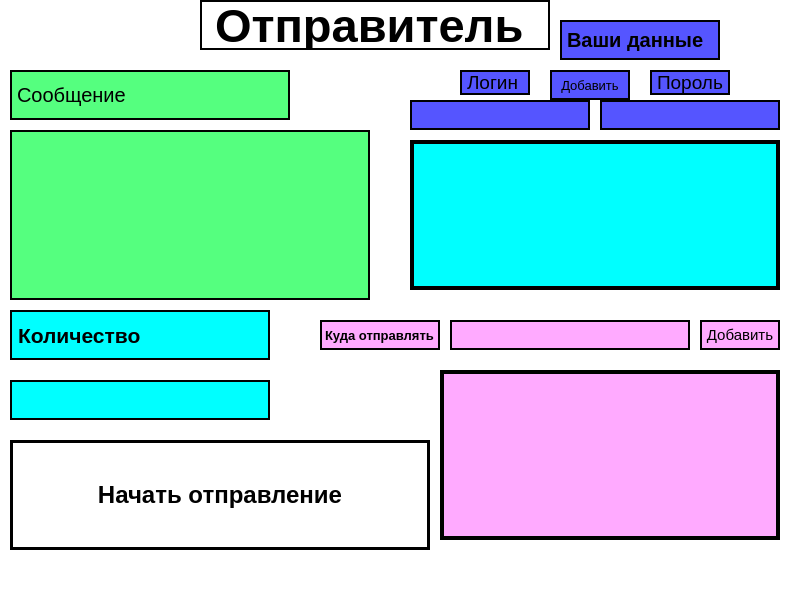
Old version of the form mydesign.ui in the repository R0n1ns/Mail-spammer.
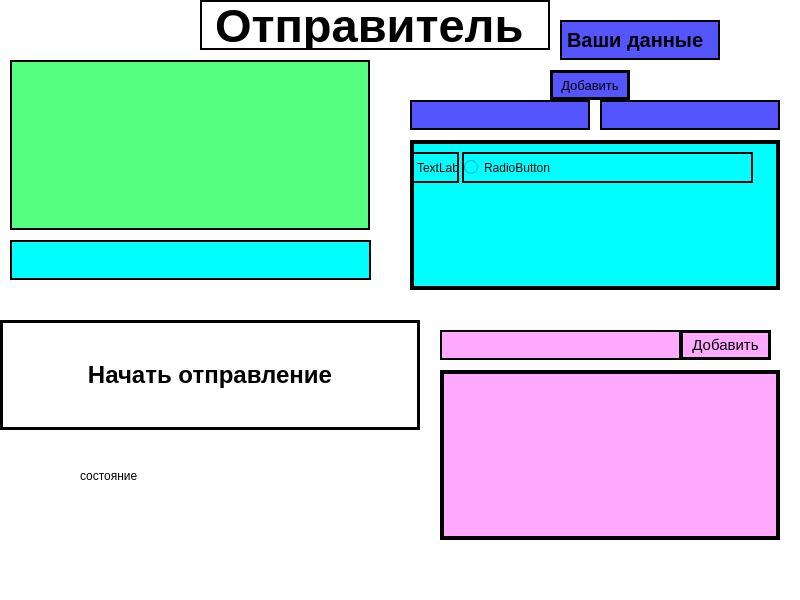
New version of the form.

Commit message: Сделан рабочий, но очень хрупкий гуи, вылетает при наборе текста на русском и куча побочных ошибок, доделать gui config v 0.7

```diff
--- a/mydesign.ui
+++ b/mydesign.ui
@@ -41,8 +41,8 @@
    <widget class="QPushButton" name="mail_send_but">
     <property name="geometry">
      <rect>
-      <x>10</x>
-      <y>440</y>
+      <x>0</x>
+      <y>320</y>
       <width>420</width>
       <height>110</height>
      </rect>
@@ -67,7 +67,8 @@
      </font>
     </property>
     <property name="styleSheet">
-     <string notr="true">border: 3px solid black;background-color:rgb(255, 255, 255);</string>
+     <string notr="true">QPushButton{border: 3px solid black;background-color:rgb(255, 255, 255);}
+QPushButton:pressed{background-color:rgb(255, 85, 0);}</string>
     </property>
     <property name="text">
      <string>Начать отправление</string>
@@ -77,8 +78,8 @@
     <property name="geometry">
      <rect>
       <x>10</x>
-      <y>380</y>
-      <width>260</width>
+      <y>240</y>
+      <width>361</width>
       <height>40</height>
      </rect>
     </property>
@@ -105,41 +106,6 @@
      <string notr="true">background-color: rgb(0, 255, 255);border: 2px solid black;</string>
     </property>
    </widget>
-   <widget class="QLabel" name="vlm_lbl">
-    <property name="geometry">
-     <rect>
-      <x>10</x>
-      <y>310</y>
-      <width>260</width>
-      <height>50</height>
-     </rect>
-    </property>
-    <property name="minimumSize">
-     <size>
-      <width>130</width>
-      <height>25</height>
-     </size>
-    </property>
-    <property name="maximumSize">
-     <size>
-      <width>520</width>
-      <height>100</height>
-     </size>
-    </property>
-    <property name="font">
-     <font>
-      <pointsize>16</pointsize>
-      <weight>75</weight>
-      <bold>true</bold>
-     </font>
-    </property>
-    <property name="styleSheet">
-     <string notr="true">background-color: rgb(0, 255, 255);border: 2px solid black;</string>
-    </property>
-    <property name="text">
-     <string>Количество</string>
-    </property>
-   </widget>
    <widget class="QLabel" name="progr_name">
     <property name="geometry">
      <rect>
@@ -211,9 +177,9 @@
    <widget class="QLineEdit" name="to_edit">
     <property name="geometry">
      <rect>
-      <x>450</x>
-      <y>320</y>
-      <width>240</width>
+      <x>440</x>
+      <y>330</y>
+      <width>241</width>
       <height>30</height>
      </rect>
     </property>
@@ -233,41 +199,6 @@
      <string notr="true">background-color: rgb(255, 170, 255);border: 2px solid black;</string>
     </property>
    </widget>
-   <widget class="QLabel" name="to_lbl">
-    <property name="geometry">
-     <rect>
-      <x>320</x>
-      <y>320</y>
-      <width>120</width>
-      <height>30</height>
-     </rect>
-    </property>
-    <property name="minimumSize">
-     <size>
-      <width>60</width>
-      <height>15</height>
-     </size>
-    </property>
-    <property name="maximumSize">
-     <size>
-      <width>240</width>
-      <height>60</height>
-     </size>
-    </property>
-    <property name="font">
-     <font>
-      <pointsize>10</pointsize>
-      <weight>75</weight>
-      <bold>true</bold>
-     </font>
-    </property>
-    <property name="styleSheet">
-     <string notr="true">background-color: rgb(255, 170, 255);border: 2px solid black;</string>
-    </property>
-    <property name="text">
-     <string>Куда отправлять</string>
-    </property>
-   </widget>
    <widget class="QLabel" name="user_dt_lbl">
     <property name="geometry">
      <rect>
@@ -340,7 +271,7 @@
     <property name="geometry">
      <rect>
       <x>10</x>
-      <y>130</y>
+      <y>60</y>
       <width>360</width>
       <height>170</height>
      </rect>
@@ -361,105 +292,6 @@
      <string notr="true">background-color:rgb(85, 255, 127);border: 2px solid black;</string>
     </property>
    </widget>
-   <widget class="QLabel" name="pus_lbl">
-    <property name="geometry">
-     <rect>
-      <x>650</x>
-      <y>70</y>
-      <width>80</width>
-      <height>25</height>
-     </rect>
-    </property>
-    <property name="minimumSize">
-     <size>
-      <width>40</width>
-      <height>12</height>
-     </size>
-    </property>
-    <property name="maximumSize">
-     <size>
-      <width>160</width>
-      <height>50</height>
-     </size>
-    </property>
-    <property name="font">
-     <font>
-      <pointsize>14</pointsize>
-     </font>
-    </property>
-    <property name="styleSheet">
-     <string notr="true">background-color:rgb(85, 85, 255);border: 2px solid black;</string>
-    </property>
-    <property name="text">
-     <string>Пороль</string>
-    </property>
-   </widget>
-   <widget class="QLabel" name="log_lbl">
-    <property name="geometry">
-     <rect>
-      <x>460</x>
-      <y>70</y>
-      <width>70</width>
-      <height>25</height>
-     </rect>
-    </property>
-    <property name="minimumSize">
-     <size>
-      <width>35</width>
-      <height>12</height>
-     </size>
-    </property>
-    <property name="maximumSize">
-     <size>
-      <width>140</width>
-      <height>50</height>
-     </size>
-    </property>
-    <property name="font">
-     <font>
-      <pointsize>14</pointsize>
-     </font>
-    </property>
-    <property name="styleSheet">
-     <string notr="true">background-color:rgb(85, 85, 255);border: 2px solid black;</string>
-    </property>
-    <property name="text">
-     <string>Логин</string>
-    </property>
-   </widget>
-   <widget class="QLabel" name="msg_txt_lbl">
-    <property name="geometry">
-     <rect>
-      <x>10</x>
-      <y>70</y>
-      <width>280</width>
-      <height>50</height>
-     </rect>
-    </property>
-    <property name="minimumSize">
-     <size>
-      <width>140</width>
-      <height>25</height>
-     </size>
-    </property>
-    <property name="maximumSize">
-     <size>
-      <width>560</width>
-      <height>100</height>
-     </size>
-    </property>
-    <property name="font">
-     <font>
-      <pointsize>15</pointsize>
-     </font>
-    </property>
-    <property name="styleSheet">
-     <string notr="true">background-color:rgb(85, 255, 127);border: 2px solid black;</string>
-    </property>
-    <property name="text">
-     <string>Сообщение</string>
-    </property>
-   </widget>
    <widget class="QScrollArea" name="area_us_dt">
     <property name="geometry">
      <rect>
@@ -496,6 +328,32 @@
        <height>146</height>
       </rect>
      </property>
+     <widget class="QLabel" name="label_2">
+      <property name="geometry">
+       <rect>
+        <x>0</x>
+        <y>10</y>
+        <width>47</width>
+        <height>31</height>
+       </rect>
+      </property>
+      <property name="text">
+       <string>TextLabel</string>
+      </property>
+     </widget>
+     <widget class="QRadioButton" name="radioButton">
+      <property name="geometry">
+       <rect>
+        <x>50</x>
+        <y>10</y>
+        <width>291</width>
+        <height>31</height>
+       </rect>
+      </property>
+      <property name="text">
+       <string>RadioButton</string>
+      </property>
+     </widget>
     </widget>
    </widget>
    <widget class="QScrollArea" name="area_to">
@@ -539,9 +397,9 @@
    <widget class="QPushButton" name="add_to_but">
     <property name="geometry">
      <rect>
-      <x>700</x>
-      <y>320</y>
-      <width>80</width>
+      <x>680</x>
+      <y>330</y>
+      <width>91</width>
       <height>30</height>
      </rect>
     </property>
@@ -563,7 +421,8 @@
      </font>
     </property>
     <property name="styleSheet">
-     <string notr="true">background-color: rgb(255, 170, 255);border: 2px solid black;</string>
+     <string notr="true">QPushButton{border: 3px solid black;background-color: rgb(255, 170, 255);}
+QPushButton:pressed{background-color:rgb(170, 0, 127);}</string>
     </property>
     <property name="text">
      <string>Добавить</string>
@@ -596,12 +455,26 @@
      </font>
     </property>
     <property name="styleSheet">
-     <string notr="true">border: 2px solid black;background-color:rgb(85, 85, 255);border: 2px solid black;</string>
+     <string notr="true">QPushButton{border: 3px solid black;background-color:rgb(85, 85, 255);}
+QPushButton:pressed{background-color:rgb(255, 0, 127);}</string>
     </property>
     <property name="text">
      <string>Добавить</string>
     </property>
    </widget>
+   <widget class="QLabel" name="label">
+    <property name="geometry">
+     <rect>
+      <x>80</x>
+      <y>460</y>
+      <width>211</width>
+      <height>31</height>
+     </rect>
+    </property>
+    <property name="text">
+     <string>состояние</string>
+    </property>
+   </widget>
   </widget>
   <widget class="QMenuBar" name="menubar">
    <property name="geometry">
```
The commit also changes 4 other files.
